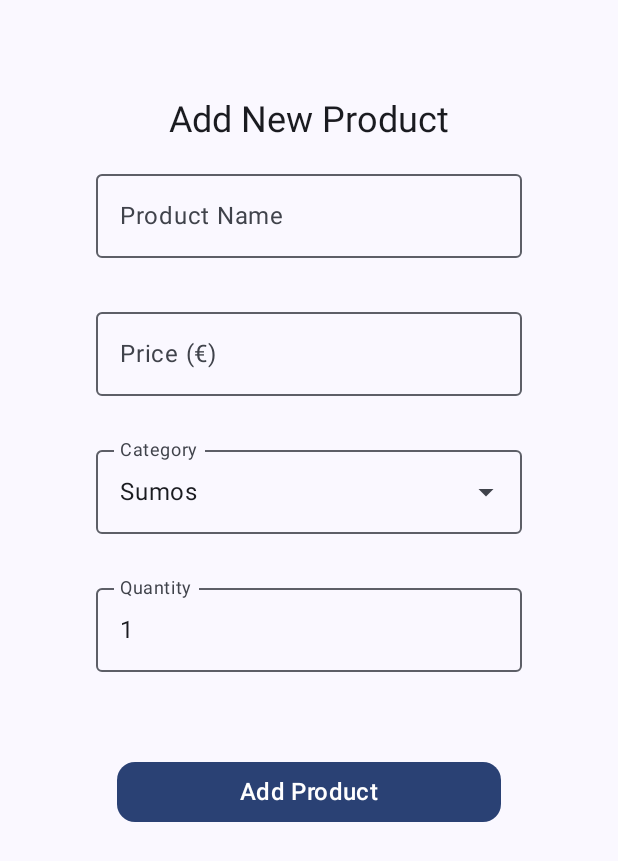
After one commit to CR7sewey/ToBeDefined, an Android app built with Jetpack Compose: the CreateItemUI screen opened through its navigation route, on a phone screen of 412 x 824 dp. The commit adds this screen. Shown: the top 861 px of the screen. Run offline under Robolectric (Android 15) with nearby library versions, the phone set to English and light mode, and no system bars.

Commit message:
DashbardUI development -  Add New Product UI

```diff
--- /dev/null
+++ b/app/src/main/java/com/example/tobedefined/Dashboard/CreateItem/CreateItemUI.kt
@@ -0,0 +1,184 @@
+package com.example.tobedefined.Dashboard.CreateItem
+
+import android.util.Log
+import androidx.compose.foundation.layout.Arrangement
+import androidx.compose.foundation.layout.Column
+import androidx.compose.foundation.layout.Spacer
+import androidx.compose.foundation.layout.fillMaxSize
+import androidx.compose.foundation.layout.fillMaxWidth
+import androidx.compose.foundation.layout.height
+import androidx.compose.foundation.layout.padding
+import androidx.compose.foundation.layout.width
+import androidx.compose.foundation.text.KeyboardOptions
+import androidx.compose.material3.Button
+import androidx.compose.material3.DropdownMenuItem
+import androidx.compose.material3.ExperimentalMaterial3Api
+import androidx.compose.material3.ExposedDropdownMenuBox
+import androidx.compose.material3.ExposedDropdownMenuDefaults
+import androidx.compose.material3.MaterialTheme
+import androidx.compose.material3.OutlinedTextField
+import androidx.compose.material3.Text
+import androidx.compose.runtime.Composable
+import androidx.compose.runtime.getValue
+import androidx.compose.runtime.mutableStateOf
+import androidx.compose.runtime.remember
+import androidx.compose.runtime.setValue
+import androidx.compose.ui.Alignment
+import androidx.compose.ui.Modifier
+import androidx.compose.ui.text.input.ImeAction
+import androidx.compose.ui.text.input.KeyboardCapitalization
+import androidx.compose.ui.text.input.KeyboardType
+import androidx.compose.ui.unit.dp
+import androidx.navigation.NavHostController
+import com.example.tobedefined.Login.TextInput
+import com.example.tobedefined.common.data.Category
+import com.example.tobedefined.common.data.Product
+
+@Composable
+fun CreateItemUI(navHostController: NavHostController, modifier: Modifier = Modifier) {
+    ProductInputForm()
+}
+
+
+@OptIn(ExperimentalMaterial3Api::class)
+@Composable
+fun ProductInputForm(
+    modifier: Modifier = Modifier,
+    categories: List<Category> = Category.entries, // Get categories from your enum
+    onSubmit: (product: Product) -> Unit = { Log.d("A","A") }
+) {
+    var name by remember { mutableStateOf("") }
+    var price by remember { mutableStateOf("") }
+    var selectedCategory by remember { mutableStateOf(categories.firstOrNull()) } // Default to first or null
+    var quantity by remember { mutableStateOf("1") } // Quantity as String for TextField
+
+    var nameError by remember { mutableStateOf<String?>(null) }
+    var priceError by remember { mutableStateOf<String?>(null) }
+    var quantityError by remember { mutableStateOf<String?>(null) }
+    var categoryError by remember { mutableStateOf<String?>(null)}
+
+    var isCategoryExpanded by remember { mutableStateOf(false) }
+
+    fun validateFields(): Boolean {
+        nameError = if (name.isBlank()) "Name cannot be empty" else null
+        priceError = if (price.isBlank() || price.toDoubleOrNull() == null || price.toDouble() <= 0) "Enter a valid price" else null
+        quantityError = if (quantity.isBlank() || quantity.toIntOrNull() == null || quantity.toInt() <= 0) "Enter a valid quantity" else null
+        categoryError = if (selectedCategory == null) "Please select a category" else null
+
+        return nameError == null && priceError == null && quantityError == null && categoryError == null
+    }
+
+    Column(
+        modifier = modifier
+            .padding(64.dp)
+            .fillMaxSize(),
+        horizontalAlignment = Alignment.CenterHorizontally,
+        verticalArrangement = Arrangement.spacedBy(12.dp) // Adds space between items
+    ) {
+        Text("Add New Product", style = MaterialTheme.typography.headlineSmall)
+
+        OutlinedTextField(
+            value = name,
+            onValueChange = { name = it; nameError = null },
+            label = { Text("Product Name") },
+            singleLine = true,
+            isError = nameError != null,
+            supportingText = { if (nameError != null) Text(nameError!!) },
+            keyboardOptions = KeyboardOptions(
+                capitalization = KeyboardCapitalization.Sentences,
+                imeAction = ImeAction.Next
+            ),
+            modifier = Modifier.fillMaxWidth()
+        )
+
+        OutlinedTextField(
+            value = price,
+            onValueChange = { price = it; priceError = null },
+            label = { Text("Price (€)") },
+            singleLine = true,
+            isError = priceError != null,
+            supportingText = { if (priceError != null) Text(priceError!!) },
+            keyboardOptions = KeyboardOptions(
+                keyboardType = KeyboardType.Number,
+                imeAction = ImeAction.Next
+            ),
+            modifier = Modifier.fillMaxWidth()
+        )
+
+        // Category Dropdown (ExposedDropdownMenuBox)
+        ExposedDropdownMenuBox(
+            expanded = isCategoryExpanded,
+            onExpandedChange = { isCategoryExpanded = !isCategoryExpanded },
+            modifier = Modifier.fillMaxWidth()
+        ) {
+            OutlinedTextField(
+                value = selectedCategory?.name ?: "Select Category",
+                onValueChange = { /* Read only */ },
+                label = { Text("Category") },
+                readOnly = true,
+                trailingIcon = { ExposedDropdownMenuDefaults.TrailingIcon(expanded = isCategoryExpanded) },
+                colors = ExposedDropdownMenuDefaults.outlinedTextFieldColors(),
+                modifier = Modifier
+                    .menuAnchor() // Important for connecting the TextField to the DropdownMenu
+                    .fillMaxWidth(),
+                isError = categoryError != null,
+                supportingText = { if (categoryError != null) Text(categoryError!!) }
+            )
+            ExposedDropdownMenu(
+                expanded = isCategoryExpanded,
+                onDismissRequest = { isCategoryExpanded = false }
+            ) {
+                categories.forEach { category ->
+                    DropdownMenuItem(
+                        text = { Text(category.name) },
+                        onClick = {
+                            selectedCategory = category
+                            categoryError = null
+                            isCategoryExpanded = false
+                        }
+                    )
+                }
+            }
+        }
+
+        OutlinedTextField(
+            value = quantity,
+            onValueChange = { quantity = it; quantityError = null },
+            label = { Text("Quantity") },
+            singleLine = true,
+            isError = quantityError != null,
+            supportingText = { if (quantityError != null) Text(quantityError!!) },
+            keyboardOptions = KeyboardOptions(
+                keyboardType = KeyboardType.Number,
+                imeAction = ImeAction.Done // Last field
+            ),
+            modifier = Modifier.fillMaxWidth()
+        )
+
+        Spacer(modifier = Modifier.height(16.dp))
+
+        Button(
+            onClick = {
+                if (validateFields() && selectedCategory != null) {
+                    val newProduct = Product(
+                        id = (0..Int.MAX_VALUE).random(), // Example ID generation
+                        name = name.trim(),
+                        category = selectedCategory!!, // Safe due to validation
+                        price = price.toDouble(),      // Safe due to validation
+                        quantity = quantity.toInt()    // Safe due to validation
+                    )
+                    onSubmit(newProduct)
+                    // Optionally clear fields after submission
+                    name = ""
+                    price = ""
+                    // selectedCategory = categories.firstOrNull() // Or keep it
+                    quantity = "1"
+                }
+            },
+            modifier = Modifier.width(256.dp),
+            shape = MaterialTheme.shapes.medium // Rounded corners
+        ) {
+            Text("Add Product", style = MaterialTheme.typography.titleMedium)
+        }
+    }
+}
--- a/app/src/main/java/com/example/tobedefined/MainActivity.kt
+++ b/app/src/main/java/com/example/tobedefined/MainActivity.kt
@@ -49,7 +49,10 @@ class MainActivity : ComponentActivity() {
                     floatingActionButton = {
                         Log.d("Route", navController.currentBackStackEntry?.destination?.route.toString())
                         Log.d("Route", NavigationClasses.NavigationRoutes.Login.nroute)
-                        if (currentRoute == NavigationClasses.NavigationRoutes.Login.nroute || currentRoute == NavigationClasses.NavigationRoutes.Dashboard.nroute)
+                        if (currentRoute == NavigationClasses.NavigationRoutes.Login.nroute
+                            || currentRoute == NavigationClasses.NavigationRoutes.Dashboard.nroute
+                            || currentRoute == NavigationClasses.NavigationRoutes.CreateItem.nroute
+                            )
                             return@Scaffold
                         FloatingButtonClean(productVM, navController)
 
--- a/app/src/main/java/com/example/tobedefined/Navigation.kt
+++ b/app/src/main/java/com/example/tobedefined/Navigation.kt
@@ -8,6 +8,7 @@ import androidx.navigation.compose.NavHost
 import androidx.navigation.compose.composable
 import androidx.navigation.compose.rememberNavController
 import androidx.navigation.createGraph
+import com.example.tobedefined.Dashboard.CreateItem.CreateItemUI
 import com.example.tobedefined.Dashboard.DashboardUI
 import com.example.tobedefined.Dashboard.TempItem
 import com.example.tobedefined.Login.LoginUI
@@ -40,6 +41,11 @@ fun Navigation(productVM: ProductsListVM, navHostController: NavHostController =
 
         composable(route = NavigationClasses.NavigationRoutes.ProductsList.nroute) {
             ProductsListUI(productVM)
+            updateCurrentRoute(navHostController.currentBackStackEntry?.destination?.route)
+        }
+
+        composable(route = NavigationClasses.NavigationRoutes.CreateItem.nroute) {
+            CreateItemUI(navHostController)
             updateCurrentRoute(navHostController.currentBackStackEntry?.destination?.route)
         }
 
@@ -80,7 +86,7 @@ val productSeed: List<Product> = listOf(
 )
 
 val itemsL = listOf<TempItem>(
-    TempItem(1, "Create Item", R.drawable.cocacola),
-    TempItem(2, "Delete/Edit Item", R.drawable.hotdog),
+    TempItem(1, "Create Item", R.drawable.cocacola, "dashboard/createItem"),
+    TempItem(2, "Delete/Edit Item", R.drawable.hotdog, "dashboard/editItem"),
     TempItem(3, "Stats", R.drawable.hotdog),
 )
--- a/app/src/main/java/com/example/tobedefined/common/modules/NavigationClasses.kt
+++ b/app/src/main/java/com/example/tobedefined/common/modules/NavigationClasses.kt
@@ -5,5 +5,7 @@ sealed class NavigationClasses(val id: Int, val route: String) {
         object Login : NavigationRoutes(nid = 0, nroute = "login")
         object Dashboard: NavigationRoutes(1,"dashboard")
         object ProductsList: NavigationRoutes(2, "products")
+        object CreateItem: NavigationRoutes(3, "dashboard/createItem")
+        object EditItem: NavigationRoutes(4, "dashboard/editItem")
     }
 }
```
Also changed, not shown: app/src/main/java/com/example/tobedefined/Dashboard/DashboardUI.kt (+6 -2 lines), app/src/main/java/com/example/tobedefined/common/ui/TextInput.kt (added, +58 -0 lines).
